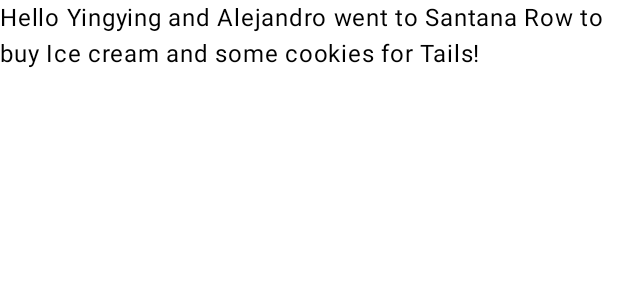
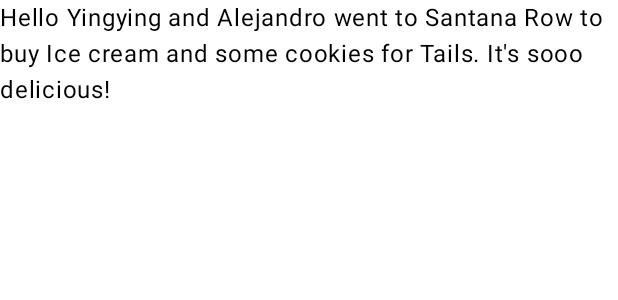
Before and after one commit to al3j4ndrolm/My_Application, an Android app built with Jetpack Compose: the @Preview function GreetingPreview, on a phone screen of 412 x 824 dp. Shown: the top 300 px of the screen. Run offline under Robolectric (Android 15) with nearby library versions, the phone set to English and light mode, and no system bars.

Commit message:
Second change

```diff
--- a/app/src/main/java/com/example/myapplication/MainActivity.kt
+++ b/app/src/main/java/com/example/myapplication/MainActivity.kt
@@ -41,6 +41,6 @@
 @Composable
 fun GreetingPreview() {
     MyApplicationTheme {
-        Greeting("Yingying and Alejandro went to Santana Row to buy Ice cream and some cookies for Tails")
+        Greeting("Yingying and Alejandro went to Santana Row to buy Ice cream and some cookies for Tails. It's sooo delicious")
     }
 }
```
